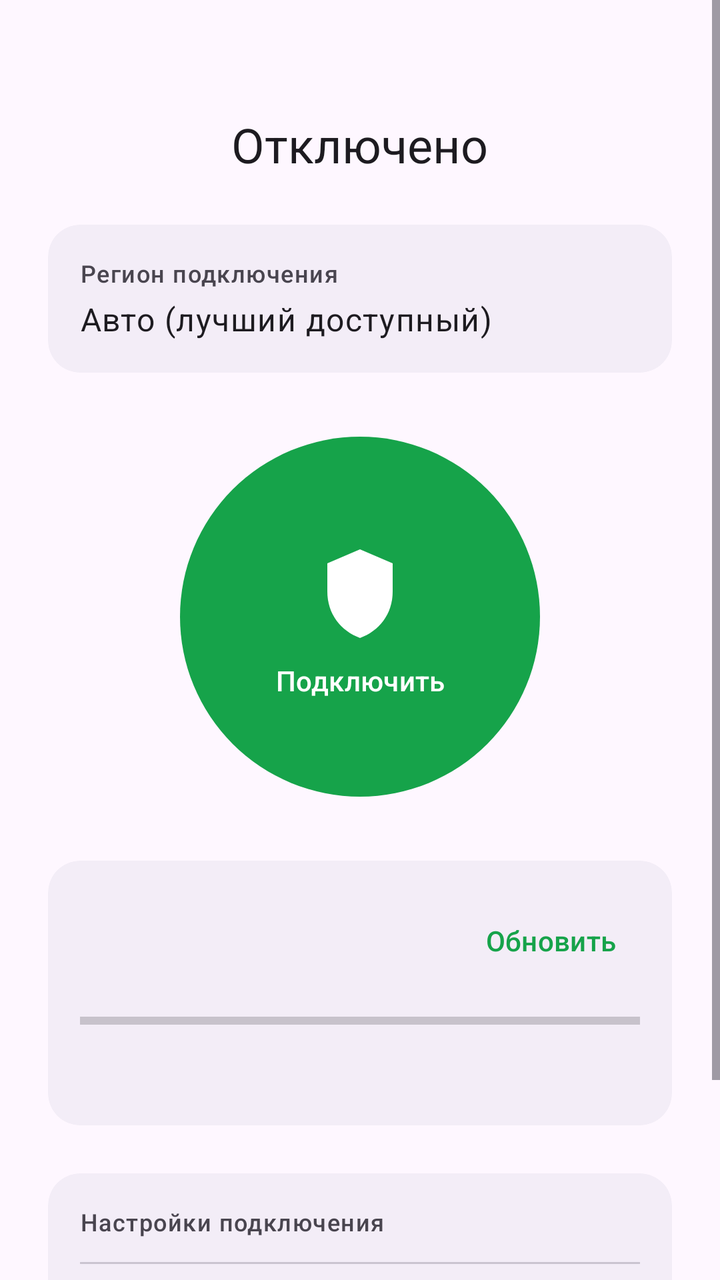
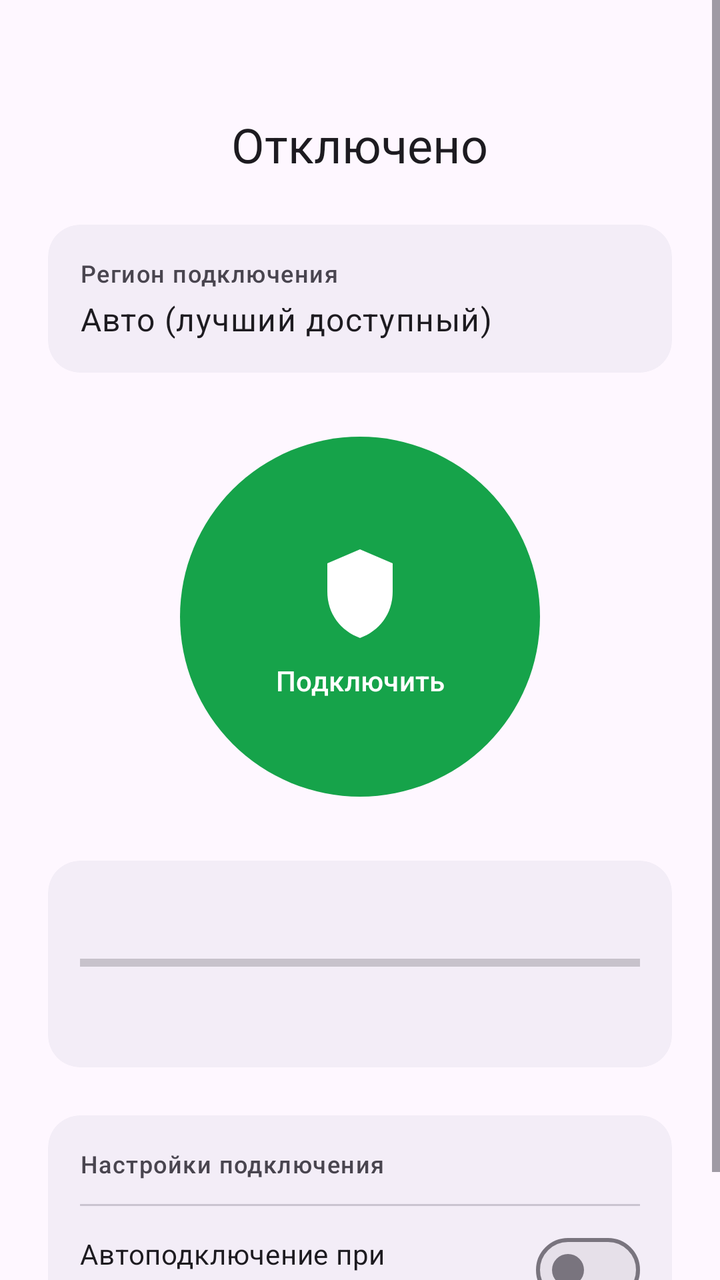

Before-and-after screenshots of an Android layout around one commit, followed by the original layout XML and the change that was made.
<!-- AndroidManifest.xml: application theme Theme.VpnApp -->
<!-- res/layout/fragment_connect.xml -->
<?xml version="1.0" encoding="utf-8"?>
<ScrollView xmlns:android="http://schemas.android.com/apk/res/android"
    xmlns:app="http://schemas.android.com/apk/res-auto"
    android:layout_width="match_parent"
    android:layout_height="match_parent"
    android:fillViewport="true">

    <LinearLayout
        android:layout_width="match_parent"
        android:layout_height="wrap_content"
        android:orientation="vertical"
        android:gravity="center_horizontal"
        android:padding="24dp">

        <TextView
            android:id="@+id/statusText"
            android:layout_width="wrap_content"
            android:layout_height="wrap_content"
            android:layout_marginTop="32dp"
            android:textAppearance="?attr/textAppearanceHeadlineSmall"
            android:text="@string/state_disconnected" />

        <TextView
            android:id="@+id/regionText"
            android:layout_width="wrap_content"
            android:layout_height="wrap_content"
            android:layout_marginTop="4dp"
            android:textAppearance="?attr/textAppearanceBodyMedium"
            android:visibility="gone" />

        <androidx.cardview.widget.CardView
            android:id="@+id/regionCard"
            android:layout_width="match_parent"
            android:layout_height="wrap_content"
            android:layout_marginTop="24dp"
            android:clickable="true"
            android:focusable="true"
            app:cardCornerRadius="16dp"
            app:cardElevation="0dp"
            app:cardBackgroundColor="?attr/colorSurfaceContainer">

            <LinearLayout
                android:layout_width="match_parent"
                android:layout_height="wrap_content"
                android:orientation="vertical"
                android:padding="16dp">

                <TextView
                    android:layout_width="match_parent"
                    android:layout_height="wrap_content"
                    android:text="@string/region_picker_title"
                    android:textAppearance="?attr/textAppearanceLabelMedium" />

                <TextView
                    android:id="@+id/regionSelectedText"
                    android:layout_width="match_parent"
                    android:layout_height="wrap_content"
                    android:layout_marginTop="4dp"
                    android:text="@string/region_auto"
                    android:textAppearance="?attr/textAppearanceBodyLarge" />

                <TextView
                    android:id="@+id/regionFallbackNotice"
                    android:layout_width="match_parent"
                    android:layout_height="wrap_content"
                    android:layout_marginTop="6dp"
                    android:text="@string/region_unavailable_notice"
                    android:textColor="@color/state_operator_blocked"
                    android:textAppearance="?attr/textAppearanceBodySmall"
                    android:visibility="gone" />
            </LinearLayout>
        </androidx.cardview.widget.CardView>

        <com.google.android.material.button.MaterialButton
            android:id="@+id/connectButton"
            android:layout_width="180dp"
            android:layout_height="180dp"
            android:layout_marginTop="32dp"
            android:insetTop="0dp"
            android:insetBottom="0dp"
            app:cornerRadius="90dp"
            app:icon="@drawable/ic_shield"
            app:iconSize="56dp"
            app:iconGravity="textTop"
            android:text="@string/connect_action" />

        <androidx.cardview.widget.CardView
            android:id="@+id/operatorBlockedCard"
            android:layout_width="match_parent"
            android:layout_height="wrap_content"
            android:layout_marginTop="32dp"
            android:visibility="gone"
            app:cardCornerRadius="16dp"
            app:cardElevation="0dp"
            app:cardBackgroundColor="?attr/colorSurfaceContainer">

            <LinearLayout
                android:layout_width="match_parent"
                android:layout_height="wrap_content"
                android:orientation="vertical"
                android:padding="16dp">

                <TextView
                    android:layout_width="match_parent"
                    android:layout_height="wrap_content"
                    android:text="@string/operator_blocked_title"
                    android:textStyle="bold"
                    android:textAppearance="?attr/textAppearanceTitleMedium" />

                <TextView
                    android:layout_width="match_parent"
                    android:layout_height="wrap_content"
                    android:layout_marginTop="8dp"
                    android:text="@string/operator_blocked_body"
                    android:textAppearance="?attr/textAppearanceBodyMedium" />
            </LinearLayout>
        </androidx.cardview.widget.CardView>

        <androidx.cardview.widget.CardView
            android:id="@+id/quotaCard"
            android:layout_width="match_parent"
            android:layout_height="wrap_content"
            android:layout_marginTop="32dp"
            app:cardCornerRadius="16dp"
            app:cardElevation="0dp"
            app:cardBackgroundColor="?attr/colorSurfaceContainer">

            <LinearLayout
                android:layout_width="match_parent"
                android:layout_height="wrap_content"
                android:orientation="vertical"
                android:padding="16dp">

                <LinearLayout
                    android:layout_width="match_parent"
                    android:layout_height="wrap_content"
                    android:orientation="horizontal"
                    android:gravity="center_vertical">

                    <TextView
                        android:id="@+id/trafficText"
                        android:layout_width="0dp"
                        android:layout_height="wrap_content"
                        android:layout_weight="1"
                        android:textAppearance="?attr/textAppearanceBodyMedium" />

                    
                    <FrameLayout
                        android:layout_width="wrap_content"
                        android:layout_height="wrap_content">

                        <com.google.android.material.button.MaterialButton
                            android:id="@+id/refreshUsageButton"
                            style="@style/Widget.Material3.Button.TextButton"
                            android:layout_width="wrap_content"
                            android:layout_height="wrap_content"
                            android:minWidth="0dp"
                            android:text="@string/refresh_usage_action" />

                        
                        <com.google.android.material.progressindicator.CircularProgressIndicator
                            android:id="@+id/refreshUsageProgress"
                            android:layout_width="wrap_content"
                            android:layout_height="wrap_content"
                            android:layout_gravity="center"
                            android:indeterminate="true"
                            android:visibility="gone"
                            app:indicatorSize="24dp"
                            app:trackThickness="3dp" />
                    </FrameLayout>
                </LinearLayout>

                <ProgressBar
                    android:id="@+id/trafficProgress"
                    style="?android:attr/progressBarStyleHorizontal"
                    android:layout_width="match_parent"
                    android:layout_height="wrap_content"
                    android:layout_marginTop="8dp"
                    android:max="100" />

                <TextView
                    android:id="@+id/expiresText"
                    android:layout_width="match_parent"
                    android:layout_height="wrap_content"
                    android:layout_marginTop="12dp"
                    android:textAppearance="?attr/textAppearanceBodySmall" />
            </LinearLayout>
        </androidx.cardview.widget.CardView>

        <androidx.cardview.widget.CardView
            android:id="@+id/settingsCard"
            android:layout_width="match_parent"
            android:layout_height="wrap_content"
            android:layout_marginTop="24dp"
            app:cardCornerRadius="16dp"
            app:cardElevation="0dp"
            app:cardBackgroundColor="?attr/colorSurfaceContainer">

            <LinearLayout
                android:layout_width="match_parent"
                android:layout_height="wrap_content"
                android:orientation="vertical"
                android:padding="16dp">

                <TextView
                    android:layout_width="match_parent"
                    android:layout_height="wrap_content"
                    android:text="@string/settings_section_title"
                    android:textAppearance="?attr/textAppearanceLabelMedium" />

                
                <LinearLayout
                    android:id="@+id/russianRoutingContainer"
                    android:layout_width="match_parent"
                    android:layout_height="wrap_content"
                    android:orientation="vertical"
                    android:layout_marginTop="8dp"
                    android:visibility="gone">

                    <TextView
                        android:layout_width="match_parent"
                        android:layout_height="wrap_content"
                        android:text="@string/russian_routing_title"
                        android:textAppearance="?attr/textAppearanceBodyMedium" />

                    <com.google.android.material.button.MaterialButtonToggleGroup
                        android:id="@+id/russianRoutingToggleGroup"
                        android:layout_width="match_parent"
                        android:layout_height="wrap_content"
                        android:layout_marginTop="6dp"
                        app:singleSelection="true"
                        app:selectionRequired="true">

                        <com.google.android.material.button.MaterialButton
                            android:id="@+id/russianRoutingOffButton"
                            style="@style/Widget.Material3.Button.OutlinedButton"
                            android:layout_width="0dp"
                            android:layout_height="wrap_content"
                            android:layout_weight="1"
                            android:text="@string/russian_routing_off" />

                        <com.google.android.material.button.MaterialButton
                            android:id="@+id/russianRoutingBypassButton"
                            style="@style/Widget.Material3.Button.OutlinedButton"
                            android:layout_width="0dp"
                            android:layout_height="wrap_content"
                            android:layout_weight="1"
                            android:text="@string/russian_routing_bypass" />

                        <com.google.android.material.button.MaterialButton
                            android:id="@+id/russianRoutingOnlyRuButton"
                            style="@style/Widget.Material3.Button.OutlinedButton"
                            android:layout_width="0dp"
                            android:layout_height="wrap_content"
                            android:layout_weight="1"
                            android:text="@string/russian_routing_only_ru" />
                    </com.google.android.material.button.MaterialButtonToggleGroup>

                    <TextView
                        android:id="@+id/russianRoutingDescText"
                        android:layout_width="match_parent"
                        android:layout_height="wrap_content"
                        android:layout_marginTop="6dp"
                        android:textColor="?android:attr/textColorSecondary"
                        android:textAppearance="?attr/textAppearanceBodySmall" />

                    <TextView
                        android:id="@+id/russianRoutingWarningText"
                        android:layout_width="match_parent"
                        android:layout_height="wrap_content"
                        android:layout_marginTop="4dp"
                        android:text="@string/russian_routing_no_ru_node_warning"
                        android:textColor="@color/state_reconnecting"
                        android:textAppearance="?attr/textAppearanceBodySmall"
                        android:visibility="gone" />
                </LinearLayout>

                <View
                    android:layout_width="match_parent"
                    android:layout_height="1dp"
                    android:layout_marginTop="12dp"
                    android:layout_marginBottom="8dp"
                    android:background="?attr/colorOutlineVariant" />

                <com.google.android.material.materialswitch.MaterialSwitch
                    android:id="@+id/autoBootSwitch"
                    android:layout_width="match_parent"
                    android:layout_height="wrap_content"
                    android:text="@string/auto_boot_title" />

                <TextView
                    android:layout_width="match_parent"
                    android:layout_height="wrap_content"
                    android:text="@string/auto_boot_desc"
                    android:textColor="?android:attr/textColorSecondary"
                    android:textAppearance="?attr/textAppearanceBodySmall" />

            </LinearLayout>
        </androidx.cardview.widget.CardView>

        <androidx.cardview.widget.CardView
            android:id="@+id/guestCard"

            android:layout_width="match_parent"
            android:layout_height="wrap_content"
            android:layout_marginTop="24dp"
            android:visibility="gone"
            app:cardCornerRadius="16dp"
            app:cardElevation="0dp"
            app:cardBackgroundColor="?attr/colorSurfaceContainer">

            <LinearLayout
                android:layout_width="match_parent"
                android:layout_height="wrap_content"
                android:orientation="vertical"
                android:padding="16dp">

                <TextView
                    android:id="@+id/guestTitleText"
                    android:layout_width="match_parent"
                    android:layout_height="wrap_content"
                    android:text="@string/guest_profile_title"
                    android:textStyle="bold"
                    android:textAppearance="?attr/textAppearanceTitleMedium" />

                <TextView
                    android:id="@+id/guestDescText"
                    android:layout_width="match_parent"
                    android:layout_height="wrap_content"
                    android:layout_marginTop="8dp"
                    android:text="@string/guest_profile_desc"
                    android:textAppearance="?attr/textAppearanceBodyMedium" />

                <com.google.android.material.button.MaterialButton
                    android:id="@+id/signInOrRegisterButton"
                    android:layout_width="match_parent"
                    android:layout_height="wrap_content"
                    android:layout_marginTop="16dp"
                    android:text="@string/sign_in_or_register" />
            </LinearLayout>
        </androidx.cardview.widget.CardView>

    </LinearLayout>
</ScrollView>
<!-- resources referenced by this layout -->
<resources>
  <color name="state_operator_blocked">#EF4444</color>
  <color name="state_reconnecting">#F59E0B</color>
  <!-- drawable ic_shield (drawable) -->
  <?xml version="1.0" encoding="utf-8"?>
  <vector xmlns:android="http://schemas.android.com/apk/res/android"
      android:width="24dp"
      android:height="24dp"
      android:viewportWidth="24"
      android:viewportHeight="24"
      android:tint="#FFFFFF">
      <path
          android:fillColor="@android:color/white"
          android:pathData="M12,2 L19,5 V11 C19,16 16,19.5 12,21 C8,19.5 5,16 5,11 V5 Z" />
  </vector>
  <string name="auto_boot_desc">Автоматически запускать VPN при загрузке устройства</string>
  <string name="auto_boot_title">Автоподключение при включении</string>
  <string name="connect_action">Подключить</string>
  <string name="guest_profile_desc">Вы пользуетесь временным профилем на этом устройстве. Зарегистрируйтесь или войдите, чтобы сохранить баланс, управлять устройствами и оплачивать подписку.</string>
  <string name="guest_profile_title">Пробный доступ</string>
  <string name="operator_blocked_body">Российские сайты открываются, а внешние — нет. Это делает ваш оператор связи. Мы автоматически подбираем резервные ноды, попробуйте переподключиться через минуту.</string>
  <string name="operator_blocked_title">Это ограничение оператора, а не сервиса</string>
  <string name="refresh_usage_action">Обновить</string>
  <string name="region_auto">Авто (лучший доступный)</string>
  <string name="region_picker_title">Регион подключения</string>
  <string name="region_unavailable_notice">Выбранный регион сейчас недоступен — используется автоматический выбор</string>
  <string name="russian_routing_bypass">РФ напрямую</string>
  <string name="russian_routing_no_ru_node_warning">Сейчас нет доступной ноды в России — этот режим временно не сработает для сайтов с гео-ограничением по РФ</string>
  <string name="russian_routing_off">Обычный</string>
  <string name="russian_routing_only_ru">Только РФ</string>
  <string name="russian_routing_title">Маршрут для сайтов РФ</string>
  <string name="settings_section_title">Настройки подключения</string>
  <string name="sign_in_or_register">Войти или зарегистрироваться</string>
  <string name="state_disconnected">Отключено</string>
  <style name="Theme.VpnApp" parent="Theme.Material3.DayNight.NoActionBar">
          <item name="colorPrimary">@color/brand_600</item>
          <item name="colorOnPrimary">@color/white</item>
          <item name="colorPrimaryContainer">@color/brand_100</item>
          <item name="colorOnPrimaryContainer">@color/brand_700</item>
          <item name="colorSecondary">@color/brand_500</item>
          <item name="colorSurface">@color/white</item>
          <item name="colorOnSurface">@color/dark_950</item>
          <item name="android:statusBarColor">?attr/colorSurface</item>
          <item name="android:windowLightStatusBar">true</item>
      </style>
  <color name="brand_600">#16A34A</color>
  <color name="white">#FFFFFF</color>
  <color name="brand_100">#DCFCE7</color>
  <color name="brand_700">#15803D</color>
  <color name="brand_500">#22C55E</color>
  <color name="dark_950">#060709</color>
</resources>

<!-- the commit's change to res/layout/fragment_connect.xml (unified diff, before → after) -->
@@ -19,14 +19,6 @@
             android:layout_marginTop="32dp"
             android:textAppearance="?attr/textAppearanceHeadlineSmall"
             android:text="@string/state_disconnected" />
-
-        <TextView
-            android:id="@+id/regionText"
-            android:layout_width="wrap_content"
-            android:layout_height="wrap_content"
-            android:layout_marginTop="4dp"
-            android:textAppearance="?attr/textAppearanceBodyMedium"
-            android:visibility="gone" />
 
         <androidx.cardview.widget.CardView
             android:id="@+id/regionCard"
@@ -144,30 +136,6 @@
                         android:layout_weight="1"
                         android:textAppearance="?attr/textAppearanceBodyMedium" />
 
-                    
-                    <FrameLayout
-                        android:layout_width="wrap_content"
-                        android:layout_height="wrap_content">
-
-                        <com.google.android.material.button.MaterialButton
-                            android:id="@+id/refreshUsageButton"
-                            style="@style/Widget.Material3.Button.TextButton"
-                            android:layout_width="wrap_content"
-                            android:layout_height="wrap_content"
-                            android:minWidth="0dp"
-                            android:text="@string/refresh_usage_action" />
-
-                        
-                        <com.google.android.material.progressindicator.CircularProgressIndicator
-                            android:id="@+id/refreshUsageProgress"
-                            android:layout_width="wrap_content"
-                            android:layout_height="wrap_content"
-                            android:layout_gravity="center"
-                            android:indeterminate="true"
-                            android:visibility="gone"
-                            app:indicatorSize="24dp"
-                            app:trackThickness="3dp" />
-                    </FrameLayout>
                 </LinearLayout>
 
                 <ProgressBar
@@ -288,13 +256,6 @@
                     android:layout_height="wrap_content"
                     android:text="@string/auto_boot_title" />
 
-                <TextView
-                    android:layout_width="match_parent"
-                    android:layout_height="wrap_content"
-                    android:text="@string/auto_boot_desc"
-                    android:textColor="?android:attr/textColorSecondary"
-                    android:textAppearance="?attr/textAppearanceBodySmall" />
-
             </LinearLayout>
         </androidx.cardview.widget.CardView>
 
<!-- resource entries referenced after the edit -->
@@ -14,14 +14,12 @@
           android:fillColor="@android:color/white"
           android:pathData="M12,2 L19,5 V11 C19,16 16,19.5 12,21 C8,19.5 5,16 5,11 V5 Z" />
   </vector>
-  <string name="auto_boot_desc">Автоматически запускать VPN при загрузке устройства</string>
   <string name="auto_boot_title">Автоподключение при включении</string>
   <string name="connect_action">Подключить</string>
   <string name="guest_profile_desc">Вы пользуетесь временным профилем на этом устройстве. Зарегистрируйтесь или войдите, чтобы сохранить баланс, управлять устройствами и оплачивать подписку.</string>
   <string name="guest_profile_title">Пробный доступ</string>
   <string name="operator_blocked_body">Российские сайты открываются, а внешние — нет. Это делает ваш оператор связи. Мы автоматически подбираем резервные ноды, попробуйте переподключиться через минуту.</string>
   <string name="operator_blocked_title">Это ограничение оператора, а не сервиса</string>
-  <string name="refresh_usage_action">Обновить</string>
   <string name="region_auto">Авто (лучший доступный)</string>
   <string name="region_picker_title">Регион подключения</string>
   <string name="region_unavailable_notice">Выбранный регион сейчас недоступен — используется автоматический выбор</string>
